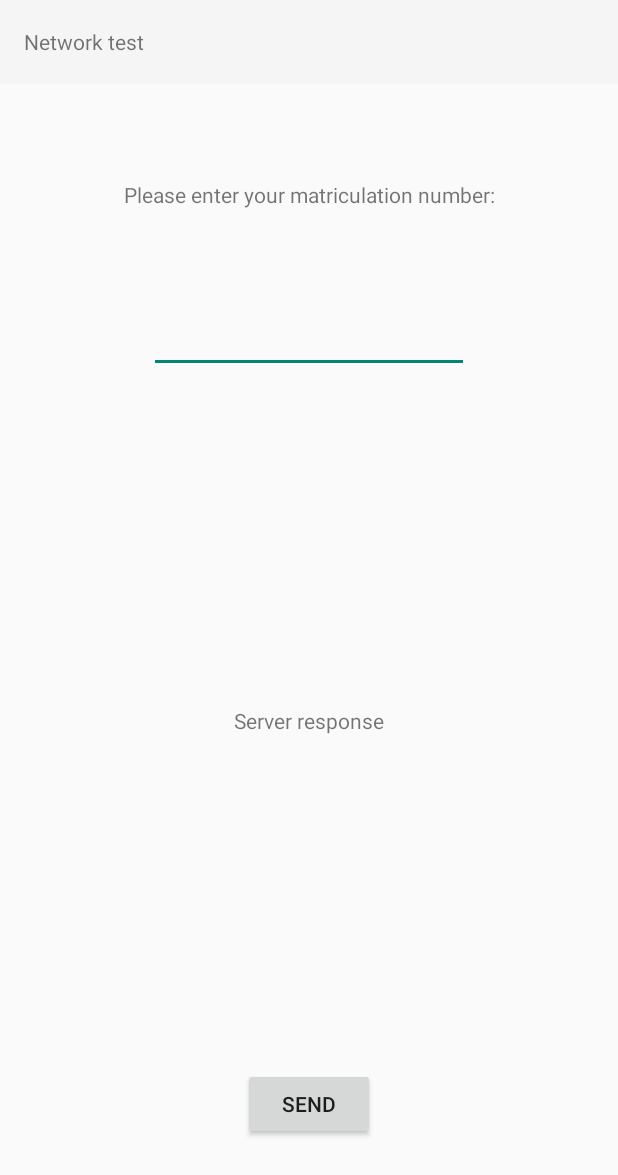
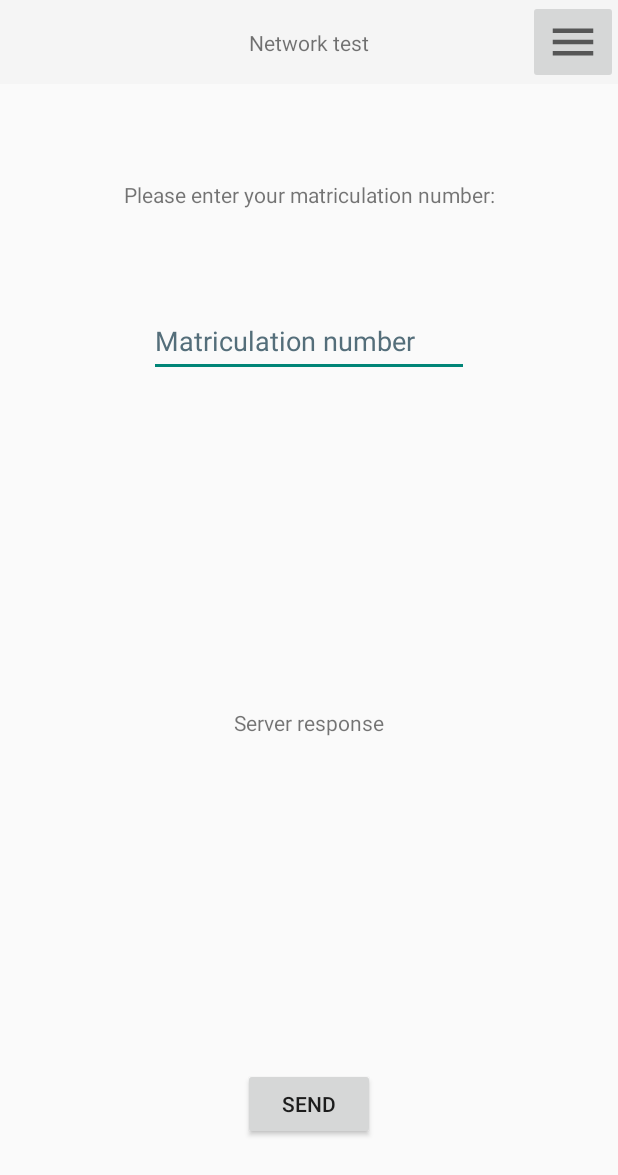
Before and after one commit to kuttnig/se2-einzelphase, an Android app: the screen it shows after launch (MainActivity), on a phone screen of 412 x 824 dp. Shown: the top 1175 px of the screen. Run offline under Robolectric (Android 15) with nearby library versions, the phone set to English and light mode, and no system bars.

Commit message:
Add a title and an imagebutton to each toolbar
This commit also removes the nesting within the layout file (without the nesting it is possible to constrain the imagebutton and the textview properly)

```diff
--- /dev/null
+++ b/app/src/main/res/drawable/ic_baseline_menu_36_black.xml
@@ -0,0 +1,5 @@
+<vector android:height="36dp" android:tint="?attr/colorControlNormal"
+    android:viewportHeight="24" android:viewportWidth="24"
+    android:width="36dp" xmlns:android="http://schemas.android.com/apk/res/android">
+    <path android:fillColor="@android:color/white" android:pathData="M3,18h18v-2L3,16v2zM3,13h18v-2L3,11v2zM3,6v2h18L21,6L3,6z"/>
+</vector>
--- a/app/src/main/res/layout/activity_main.xml
+++ b/app/src/main/res/layout/activity_main.xml
@@ -6,6 +6,7 @@
     android:layout_height="match_parent"
     tools:context=".MainActivity">
 
+    <!-- Toolbar components start -->
     <androidx.appcompat.widget.Toolbar
         android:id="@+id/activity_main_toolbar"
         android:layout_width="match_parent"
@@ -13,19 +14,29 @@
         android:background="?attr/colorPrimary"
         android:minHeight="?attr/actionBarSize"
         android:theme="?attr/actionBarTheme"
-        app:layout_constraintEnd_toEndOf="parent"
         app:layout_constraintStart_toStartOf="parent"
-        app:layout_constraintTop_toTopOf="parent">
+        app:layout_constraintTop_toTopOf="parent" />
 
-        <TextView
-            android:id="@+id/activity_main_toolbar_text"
-            android:layout_width="wrap_content"
-            android:layout_height="wrap_content"
-            android:text="@string/activity_main_toolbar_title"
-            app:layout_constraintBottom_toBottomOf="parent"
-            app:layout_constraintStart_toStartOf="parent"
-            app:layout_constraintTop_toTopOf="parent" />
-    </androidx.appcompat.widget.Toolbar>
+    <TextView
+        android:id="@+id/activity_main_toolbar_text"
+        android:layout_width="wrap_content"
+        android:layout_height="wrap_content"
+        android:text="@string/activity_main_toolbar_title"
+        app:layout_constraintBottom_toBottomOf="@id/activity_main_toolbar"
+        app:layout_constraintEnd_toEndOf="@id/activity_main_toolbar"
+        app:layout_constraintStart_toStartOf="@id/activity_main_toolbar"
+        app:layout_constraintTop_toTopOf="@id/activity_main_toolbar" />
+
+    <ImageButton
+        android:id="@+id/activity_main_toolbar_menu"
+        android:layout_width="wrap_content"
+        android:layout_height="?attr/actionBarSize"
+        android:contentDescription="@string/description_popup_menu"
+        android:src="@drawable/ic_baseline_menu_36_black"
+        app:layout_constraintBottom_toBottomOf="@id/activity_main_toolbar"
+        app:layout_constraintEnd_toEndOf="@id/activity_main_toolbar"
+        app:layout_constraintTop_toTopOf="@id/activity_main_toolbar" />
+    <!-- Toolbar components end -->
 
     <TextView
         android:id="@+id/activity_main_input_instruction"
@@ -37,13 +48,18 @@
         app:layout_constraintStart_toStartOf="parent"
         app:layout_constraintTop_toBottomOf="@+id/activity_main_toolbar" />
 
+
     <EditText
         android:id="@+id/activity_main_user_input"
         android:layout_width="wrap_content"
         android:layout_height="wrap_content"
         android:layout_marginTop="64dp"
         android:ems="10"
+        android:hint="@string/activity_main_edittext_hint"
+        android:importantForAutofill="no"
         android:inputType="number"
+        android:minHeight="48dp"
+        android:textColorHint="#546E7A"
         app:layout_constraintEnd_toEndOf="parent"
         app:layout_constraintStart_toStartOf="parent"
         app:layout_constraintTop_toBottomOf="@+id/activity_main_input_instruction" />
--- a/app/src/main/res/values/strings.xml
+++ b/app/src/main/res/values/strings.xml
@@ -5,9 +5,14 @@
     <string name="activity_main_send">Send</string>
     <string name="activity_main_server_response">Server response</string>
     <string name="activity_main_toolbar_title">Network test</string>
+    <string name="activity_main_edittext_hint">Matriculation number</string>
 
     <string name="activity_calculation_input_instruction">Please enter a number n:</string>
     <string name="activity_calculation_compute">Compute</string>
     <string name="activity_calculation_result">Result</string>
     <string name="activity_calculation_toolbar_title">Calculation</string>
+    <string name="activity_calculation_edittext_hint">Natural number n</string>
+
+    <string name="description_popup_menu">Open popup menu</string>
+
 </resources>
```
Also changed, not shown: app/src/main/res/layout/activity_calculation.xml (+27 -10 lines).
